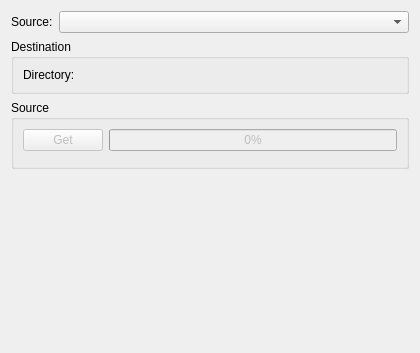
First picture: the form in kdevplatform/shell/projectsourcepage.ui, repository KDE/kdevelop, before the edit.
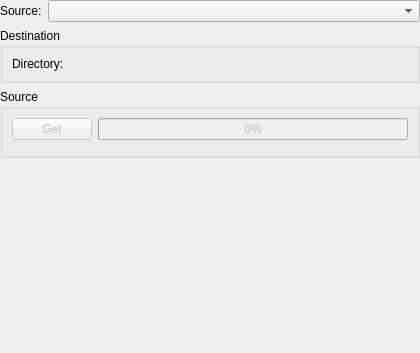
Second picture: the form after the edit. Custom widgets are drawn as their Qt base class.

Commit message:
Project import/open dialog: remove extra margins around pages
GIT_SILENT

Diff of the .ui file:
```diff
--- a/kdevplatform/shell/projectsourcepage.ui
+++ b/kdevplatform/shell/projectsourcepage.ui
@@ -11,6 +11,18 @@
    </rect>
   </property>
   <layout class="QVBoxLayout" name="verticalLayout">
+   <property name="leftMargin">
+    <number>0</number>
+   </property>
+   <property name="topMargin">
+    <number>0</number>
+   </property>
+   <property name="rightMargin">
+    <number>0</number>
+   </property>
+   <property name="bottomMargin">
+    <number>0</number>
+   </property>
    <item>
     <layout class="QHBoxLayout" name="horizontalLayout_3">
      <item>
```
The commit also changes 2 other files.
